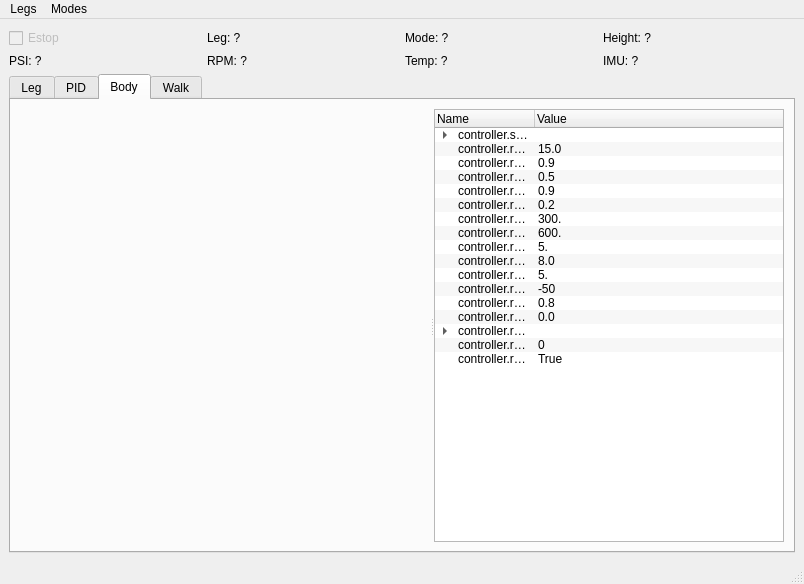
Above: stompy/ui/stompy.ui from braingram/stompy before the change. Below: the same form after it.
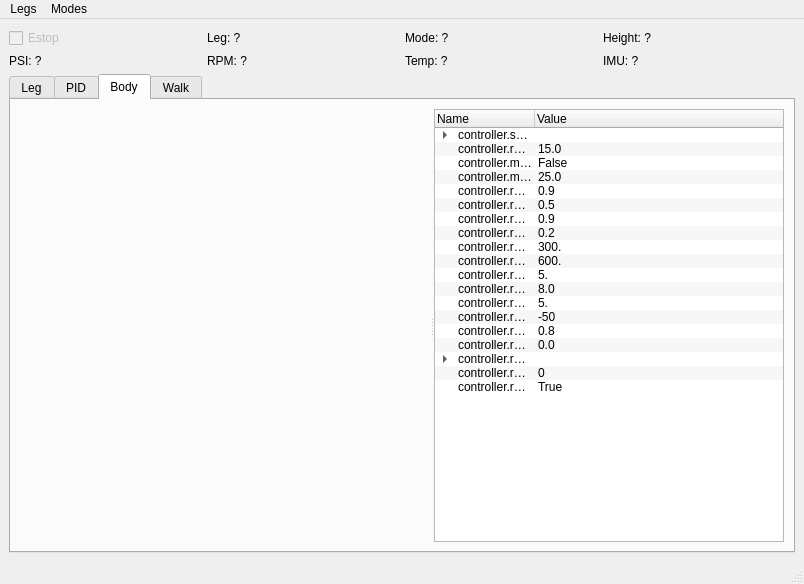
That is the form after the change. Custom widgets are drawn as their Qt base class.

Commit message: adding hip min distance threshold to ui

```diff
--- a/stompy/ui/stompy.ui
+++ b/stompy/ui/stompy.ui
@@ -896,6 +896,28 @@
                <set>ItemIsSelectable|ItemIsEditable|ItemIsDragEnabled|ItemIsUserCheckable|ItemIsEnabled</set>
               </property>
              </item>
+             <item>
+              <property name="text">
+               <string>controller.min_hip_override</string>
+              </property>
+              <property name="text">
+               <string>False</string>
+              </property>
+              <property name="flags">
+               <set>ItemIsSelectable|ItemIsEditable|ItemIsDragEnabled|ItemIsUserCheckable|ItemIsEnabled</set>
+              </property>
+             </item>
+             <item>
+              <property name="text">
+               <string>controller.min_hip_distance</string>
+              </property>
+              <property name="text">
+               <string>25.0</string>
+              </property>
+              <property name="flags">
+               <set>ItemIsSelectable|ItemIsEditable|ItemIsDragEnabled|ItemIsUserCheckable|ItemIsEnabled</set>
+              </property>
+             </item>
              <item>
               <property name="text">
                <string>controller.res.cfg.eps</string>
```
The commit also changes 3 other files.
